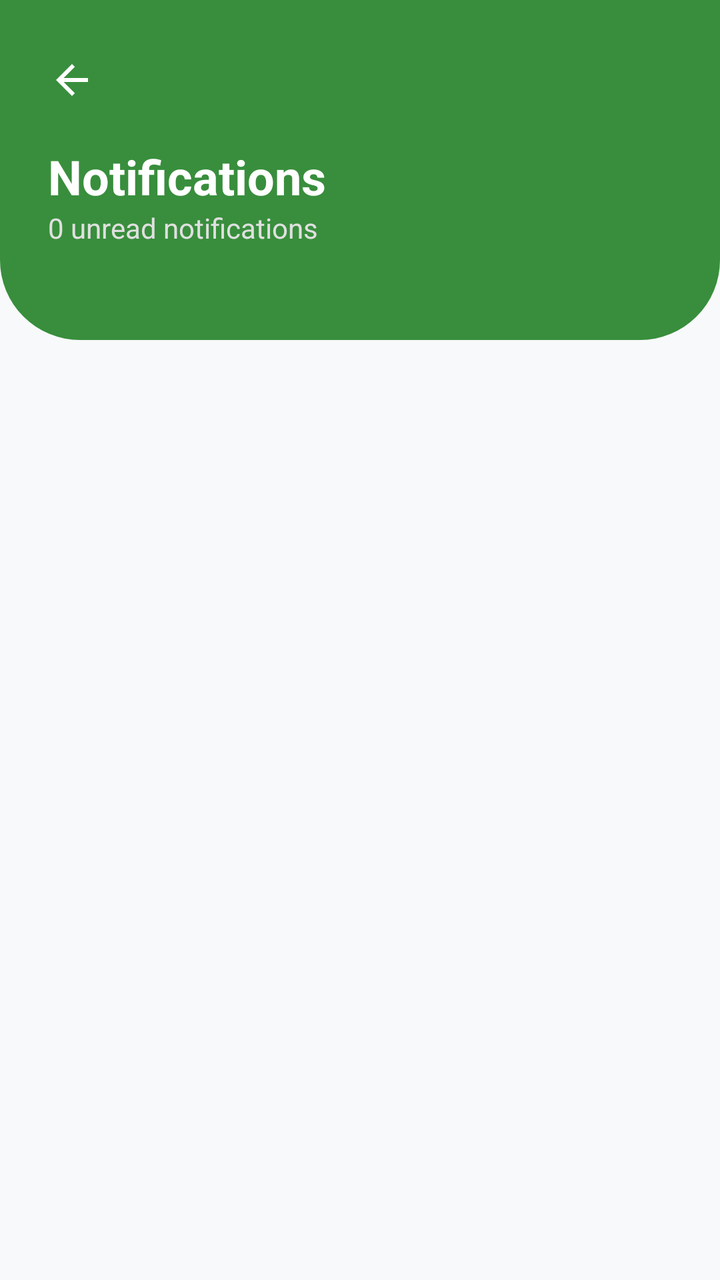
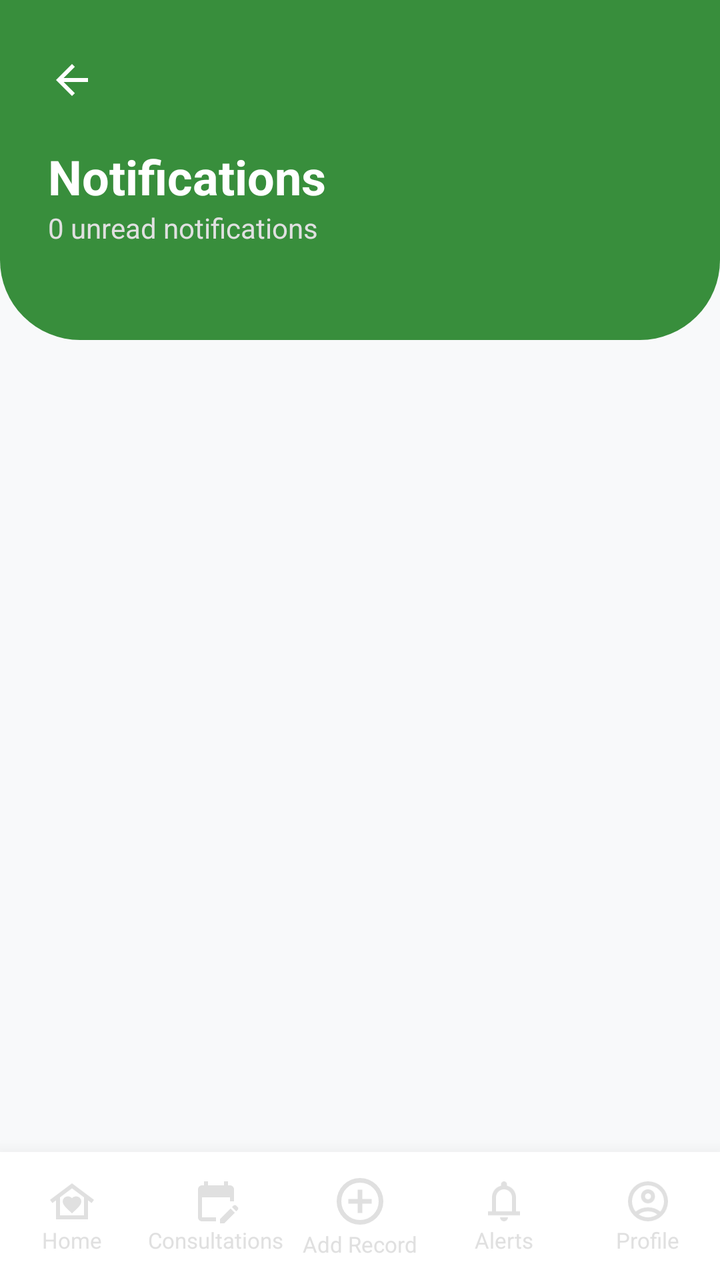

The first picture is an Android layout as it rendered before a commit; the second is the same layout after the commit. The layout source and the unified diff follow.
<!-- AndroidManifest.xml: application theme Theme.Mobicare -->
<!-- res/layout/fragment_alerts.xml -->
<androidx.constraintlayout.widget.ConstraintLayout
    xmlns:android="http://schemas.android.com/apk/res/android"
    xmlns:app="http://schemas.android.com/apk/res-auto"
    android:layout_width="match_parent"
    android:layout_height="match_parent"
    android:background="#F8F9FA">

    
    <View
        android:id="@+id/headerBackground"
        android:layout_width="match_parent"
        android:layout_height="170dp"
        android:background="@drawable/header_rounded_bottom_green"
        app:layout_constraintTop_toTopOf="parent" />

    
    <ImageView
        android:id="@+id/btnBackAlerts"
        android:layout_width="48dp"
        android:layout_height="48dp"
        android:layout_marginStart="12dp"
        android:layout_marginTop="16dp"
        android:background="?attr/selectableItemBackgroundBorderless"
        android:padding="12dp"
        android:src="@drawable/ic_back_white"
        app:layout_constraintStart_toStartOf="parent"
        app:layout_constraintTop_toTopOf="parent"
        app:tint="@color/pure_white" />

    
    <TextView
        android:id="@+id/tvTitle"
        android:layout_width="wrap_content"
        android:layout_height="wrap_content"
        android:layout_marginStart="24dp"
        android:layout_marginTop="8dp"
        android:text="Notifications"
        android:textStyle="bold"
        android:textColor="@color/pure_white"
        android:textSize="24sp"

        app:layout_constraintStart_toStartOf="parent"
        app:layout_constraintTop_toBottomOf="@+id/btnBackAlerts" />

    <TextView
        android:id="@+id/tvSubtitle"
        android:layout_width="wrap_content"
        android:layout_height="wrap_content"
        android:text="0 unread notifications"
        android:textColor="#E0E0E0"
        android:textSize="14sp"
        app:layout_constraintStart_toStartOf="@+id/tvTitle"
        app:layout_constraintTop_toBottomOf="@+id/tvTitle" />

    
    <androidx.recyclerview.widget.RecyclerView
        android:id="@+id/rvNotifications"
        android:layout_width="match_parent"
        android:layout_height="0dp"
        android:layout_marginTop="16dp"
        android:padding="12dp"
        app:layout_constraintBottom_toBottomOf="parent"
        app:layout_constraintTop_toBottomOf="@+id/headerBackground" />

</androidx.constraintlayout.widget.ConstraintLayout>
<!-- resources referenced by this layout -->
<resources>
  <!-- unchanged entries left out for length: 6 -->
</resources>

<!-- the commit's change to res/layout/fragment_alerts.xml (unified diff, before → after) -->
@@ -59,7 +59,153 @@
         android:layout_height="0dp"
         android:layout_marginTop="16dp"
         android:padding="12dp"
+        app:layout_constraintTop_toBottomOf="@+id/headerBackground"
+        app:layout_constraintBottom_toTopOf="@+id/healthWorkerNavBar" />
+
+    <include
+        android:id="@+id/healthWorkerNavBar"
+        layout="@layout/layout_bottom_nav_health_worker"
+        android:layout_width="match_parent"
+        android:layout_height="64dp"
         app:layout_constraintBottom_toBottomOf="parent"
-        app:layout_constraintTop_toBottomOf="@+id/headerBackground" />
+        app:layout_constraintStart_toStartOf="parent"
+        app:layout_constraintEnd_toEndOf="parent" />
 
 </androidx.constraintlayout.widget.ConstraintLayout>
+<!-- res/layout/layout_bottom_nav_health_worker.xml (included above) -->
+<?xml version="1.0" encoding="utf-8"?>
+<LinearLayout xmlns:android="http://schemas.android.com/apk/res/android"
+    xmlns:app="http://schemas.android.com/apk/res-auto"
+    android:id="@+id/bottomNavHealthWorkerCustom"
+    android:layout_width="match_parent"
+    android:layout_height="64dp"
+    android:background="@color/pure_white"
+    android:orientation="horizontal"
+    android:elevation="16dp">
+
+    <LinearLayout
+        android:id="@+id/nav_home"
+        android:layout_width="0dp"
+        android:layout_height="match_parent"
+        android:layout_weight="1"
+        android:clickable="true"
+        android:focusable="true"
+        android:foreground="?attr/selectableItemBackground"
+        android:gravity="center"
+        android:orientation="vertical">
+        <ImageView
+            android:id="@+id/iv_nav_home"
+            android:layout_width="24dp"
+            android:layout_height="24dp"
+            android:src="@drawable/ic_home"
+            app:tint="@color/cool_grey" />
+        <TextView
+            android:id="@+id/tv_nav_home"
+            android:layout_width="wrap_content"
+            android:layout_height="wrap_content"
+            android:text="Home"
+            android:textSize="11sp"
+            android:textColor="@color/cool_grey" />
+    </LinearLayout>
+
+    <LinearLayout
+        android:id="@+id/nav_consultations_tab"
+        android:layout_width="0dp"
+        android:layout_height="match_parent"
+        android:layout_weight="1"
+        android:clickable="true"
+        android:focusable="true"
+        android:foreground="?attr/selectableItemBackground"
+        android:gravity="center"
+        android:orientation="vertical">
+        <ImageView
+            android:id="@+id/iv_nav_consultations"
+            android:layout_width="24dp"
+            android:layout_height="24dp"
+            android:src="@drawable/ic_consultation"
+            app:tint="@color/cool_grey" />
+        <TextView
+            android:id="@+id/tv_nav_consultations"
+            android:layout_width="wrap_content"
+            android:layout_height="wrap_content"
+            android:text="Consultations"
+            android:textSize="11sp"
+            android:textColor="@color/cool_grey" />
+    </LinearLayout>
+
+    <LinearLayout
+        android:id="@+id/nav_add_record_tab"
+        android:layout_width="0dp"
+        android:layout_height="match_parent"
+        android:layout_weight="1"
+        android:clickable="true"
+        android:focusable="true"
+        android:foreground="?attr/selectableItemBackground"
+        android:gravity="center"
+        android:orientation="vertical">
+        <ImageView
+            android:id="@+id/iv_nav_add"
+            android:layout_width="28dp"
+            android:layout_height="28dp"
+            android:src="@drawable/ic_add"
+            app:tint="@color/cool_grey" />
+        <TextView
+            android:id="@+id/tv_nav_add"
+            android:layout_width="wrap_content"
+            android:layout_height="wrap_content"
+            android:text="Add Record"
+            android:textSize="11sp"
+            android:textColor="@color/cool_grey" />
+    </LinearLayout>
+
+    <LinearLayout
+        android:id="@+id/nav_notifications_tab"
+        android:layout_width="0dp"
+        android:layout_height="match_parent"
+        android:layout_weight="1"
+        android:clickable="true"
+        android:focusable="true"
+        android:foreground="?attr/selectableItemBackground"
+        android:gravity="center"
+        android:orientation="vertical">
+        <ImageView
+            android:id="@+id/iv_nav_alerts"
+            android:layout_width="24dp"
+            android:layout_height="24dp"
+            android:src="@drawable/ic_notifications"
+            app:tint="@color/cool_grey" />
+        <TextView
+            android:id="@+id/tv_nav_alerts"
+            android:layout_width="wrap_content"
+            android:layout_height="wrap_content"
+            android:text="Alerts"
+            android:textSize="11sp"
+            android:textColor="@color/cool_grey" />
+    </LinearLayout>
+
+    <LinearLayout
+        android:id="@+id/nav_profile_tab"
+        android:layout_width="0dp"
+        android:layout_height="match_parent"
+        android:layout_weight="1"
+        android:clickable="true"
+        android:focusable="true"
+        android:foreground="?attr/selectableItemBackground"
+        android:gravity="center"
+        android:orientation="vertical">
+        <ImageView
+            android:id="@+id/iv_nav_profile"
+            android:layout_width="24dp"
+            android:layout_height="24dp"
+            android:src="@drawable/ic_profile"
+            app:tint="@color/cool_grey" />
+        <TextView
+            android:id="@+id/tv_nav_profile"
+            android:layout_width="wrap_content"
+            android:layout_height="wrap_content"
+            android:text="Profile"
+            android:textSize="11sp"
+            android:textColor="@color/cool_grey" />
+    </LinearLayout>
+
+</LinearLayout>
<!-- resource entries referenced after the edit -->
@@ -1,5 +1,36 @@
 <!-- resources referenced by this layout -->
 <resources>
+  <color name="cool_grey">#E0E0E0</color>
+  <!-- drawable ic_add (drawable) -->
+  <vector xmlns:android="http://schemas.android.com/apk/res/android" android:height="24dp" android:tint="#000000" android:viewportHeight="960" android:viewportWidth="960" android:width="24dp">
+        
+      <path android:fillColor="@android:color/white" android:pathData="M440,680L520,680L520,520L680,520L680,440L520,440L520,280L440,280L440,440L280,440L280,520L440,520L440,680ZM480,880Q397,880 324,848.5Q251,817 197,763Q143,709 111.5,636Q80,563 80,480Q80,397 111.5,324Q143,251 197,197Q251,143 324,111.5Q397,80 480,80Q563,80 636,111.5Q709,143 763,197Q817,251 848.5,324Q880,397 880,480Q880,563 848.5,636Q817,709 763,763Q709,817 636,848.5Q563,880 480,880ZM480,800Q614,800 707,707Q800,614 800,480Q800,346 707,253Q614,160 480,160Q346,160 253,253Q160,346 160,480Q160,614 253,707Q346,800 480,800ZM480,480Q480,480 480,480Q480,480 480,480Q480,480 480,480Q480,480 480,480Q480,480 480,480Q480,480 480,480Q480,480 480,480Q480,480 480,480Z"/>
+      
+  </vector>
+  <!-- drawable ic_consultation (drawable) -->
+  <vector xmlns:android="http://schemas.android.com/apk/res/android" android:height="24dp" android:tint="#000000" android:viewportHeight="24" android:viewportWidth="24" android:width="24dp">
+        
+      <path android:fillColor="@android:color/white" android:pathData="M12,22H5c-1.11,0 -2,-0.9 -2,-2L3.01,6c0,-1.1 0.88,-2 1.99,-2h1V2h2v2h8V2h2v2h1c1.1,0 2,0.9 2,2v6h-2v-2H5v10h7V22zM22.13,16.99l0.71,-0.71c0.39,-0.39 0.39,-1.02 0,-1.41l-0.71,-0.71c-0.39,-0.39 -1.02,-0.39 -1.41,0l-0.71,0.71L22.13,16.99zM21.42,17.7l-5.3,5.3H14v-2.12l5.3,-5.3L21.42,17.7z"/>
+      
+  </vector>
+  <!-- drawable ic_home (drawable) -->
+  <vector xmlns:android="http://schemas.android.com/apk/res/android" android:height="24dp" android:tint="#000000" android:viewportHeight="960" android:viewportWidth="960" android:width="24dp">
+        
+      <path android:fillColor="@android:color/white" android:pathData="M480,120L920,450L872,514L800,460L800,840L160,840L160,460L88,514L40,450L480,120ZM294,482Q294,535 351,595Q408,655 480,720Q552,655 609,595Q666,535 666,482Q666,438 636,409Q606,380 564,380Q538,380 516.5,390.5Q495,401 480,418Q465,401 442.5,390.5Q420,380 396,380Q354,380 324,409Q294,438 294,482ZM720,760L720,400L480,220L240,400L240,760L720,760ZM720,760L240,760L240,760L480,760L720,760Z"/>
+      
+  </vector>
+  <!-- drawable ic_notifications (drawable) -->
+  <vector xmlns:android="http://schemas.android.com/apk/res/android" android:height="24dp" android:tint="#000000" android:viewportHeight="960" android:viewportWidth="960" android:width="24dp">
+        
+      <path android:fillColor="@android:color/white" android:pathData="M160,760L160,680L240,680L240,400Q240,317 290,252.5Q340,188 420,168L420,140Q420,115 437.5,97.5Q455,80 480,80Q505,80 522.5,97.5Q540,115 540,140L540,168Q620,188 670,252.5Q720,317 720,400L720,680L800,680L800,760L160,760ZM480,460L480,460L480,460L480,460Q480,460 480,460Q480,460 480,460Q480,460 480,460Q480,460 480,460ZM480,880Q447,880 423.5,856.5Q400,833 400,800L560,800Q560,833 536.5,856.5Q513,880 480,880ZM320,680L640,680L640,400Q640,334 593,287Q546,240 480,240Q414,240 367,287Q320,334 320,400L320,680Z"/>
+      
+  </vector>
+  <!-- drawable ic_profile (drawable) -->
+  <vector xmlns:android="http://schemas.android.com/apk/res/android" android:height="24dp" android:tint="#000000" android:viewportHeight="960" android:viewportWidth="960" android:width="24dp">
+        
+      <path android:fillColor="@android:color/white" android:pathData="M234,684Q285,645 348,622.5Q411,600 480,600Q549,600 612,622.5Q675,645 726,684Q761,643 780.5,591Q800,539 800,480Q800,347 706.5,253.5Q613,160 480,160Q347,160 253.5,253.5Q160,347 160,480Q160,539 179.5,591Q199,643 234,684ZM380.5,479.5Q340,439 340,380Q340,321 380.5,280.5Q421,240 480,240Q539,240 579.5,280.5Q620,321 620,380Q620,439 579.5,479.5Q539,520 480,520Q421,520 380.5,479.5ZM480,880Q397,880 324,848.5Q251,817 197,763Q143,709 111.5,636Q80,563 80,480Q80,397 111.5,324Q143,251 197,197Q251,143 324,111.5Q397,80 480,80Q563,80 636,111.5Q709,143 763,197Q817,251 848.5,324Q880,397 880,480Q880,563 848.5,636Q817,709 763,763Q709,817 636,848.5Q563,880 480,880ZM580,784.5Q627,769 666,740Q627,711 580,695.5Q533,680 480,680Q427,680 380,695.5Q333,711 294,740Q333,769 380,784.5Q427,800 480,800Q533,800 580,784.5ZM523,423Q540,406 540,380Q540,354 523,337Q506,320 480,320Q454,320 437,337Q420,354 420,380Q420,406 437,423Q454,440 480,440Q506,440 523,423ZM480,380Q480,380 480,380Q480,380 480,380Q480,380 480,380Q480,380 480,380Q480,380 480,380Q480,380 480,380Q480,380 480,380Q480,380 480,380ZM480,740Q480,740 480,740Q480,740 480,740Q480,740 480,740Q480,740 480,740Q480,740 480,740Q480,740 480,740Q480,740 480,740Q480,740 480,740Z"/>
+      
+  </vector>
   <!-- unchanged entries left out for length: 6 -->
 </resources>
 
